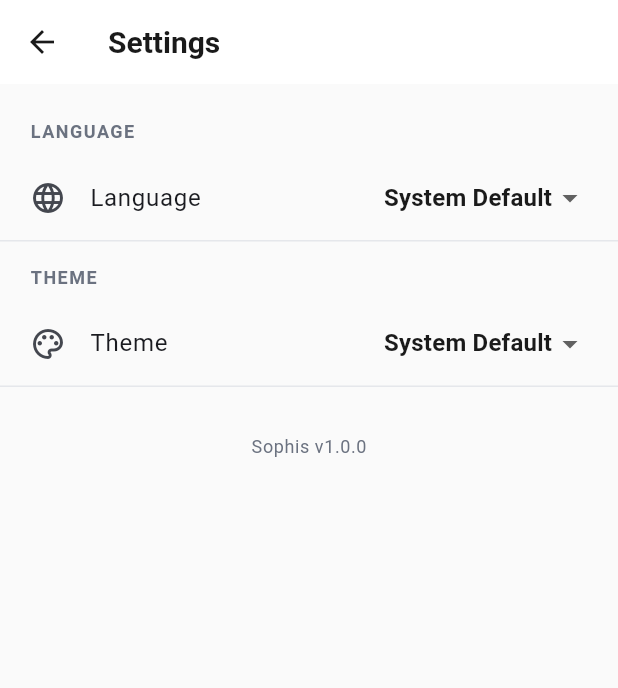
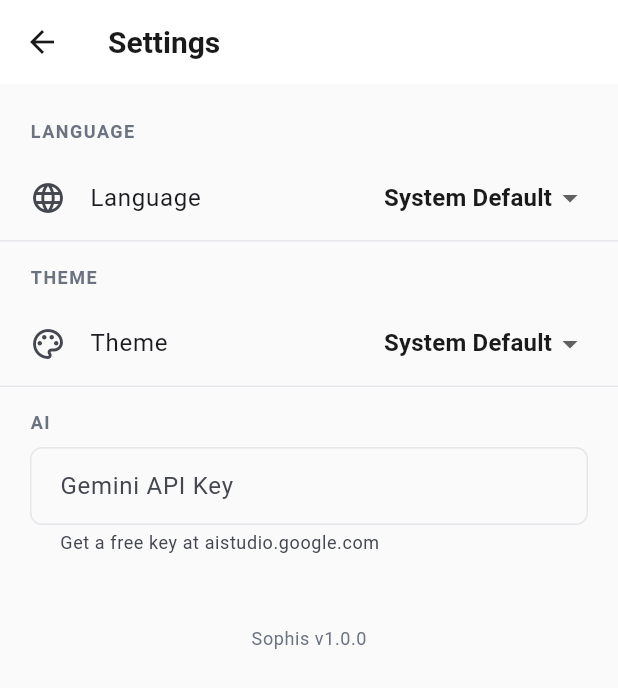
Before and after one commit to DerMoha/Sophis, a Flutter app: the SettingsScreen screen opened directly, on a phone screen of 412 x 824 dp. Shown: the top 688 px of the screen. Run offline on Flutter 3.47's test engine with Material 3 defaults, Android fonts, the phone set to English and light mode, and no system bars; our stand-ins replace fl_chart, google_generative_ai, image_picker, shared_preferences; missing offline and left inert: mobile_scanner; accounts and stored records are empty; generated files the repository leaves out were written again.

Commit message:
feat: add gemini api key field in settings

```diff
--- a/lib/screens/settings_screen.dart
+++ b/lib/screens/settings_screen.dart
@@ -77,6 +77,26 @@ class SettingsScreen extends StatelessWidget {
               ),
               const Divider(),
 
+              // AI Section
+              const _SectionHeader(title: 'AI'),
+              Padding(
+                padding: const EdgeInsets.symmetric(horizontal: 20),
+                child: TextField(
+                  decoration: InputDecoration(
+                    labelText: 'Gemini API Key',
+                    hintText: 'Enter your API key',
+                    helperText: 'Get a free key at aistudio.google.com',
+                    suffixIcon: settings.geminiApiKey?.isNotEmpty == true
+                        ? const Icon(Icons.check_circle, color: Colors.green)
+                        : null,
+                  ),
+                  obscureText: true,
+                  controller: TextEditingController(text: settings.geminiApiKey ?? ''),
+                  onChanged: (value) => settings.setGeminiApiKey(value),
+                ),
+              ),
+              const SizedBox(height: 16),
+
               // Version info
               const SizedBox(height: 32),
               Center(
```
